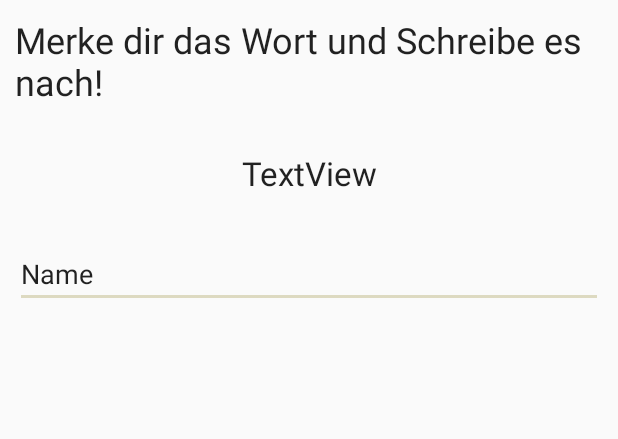
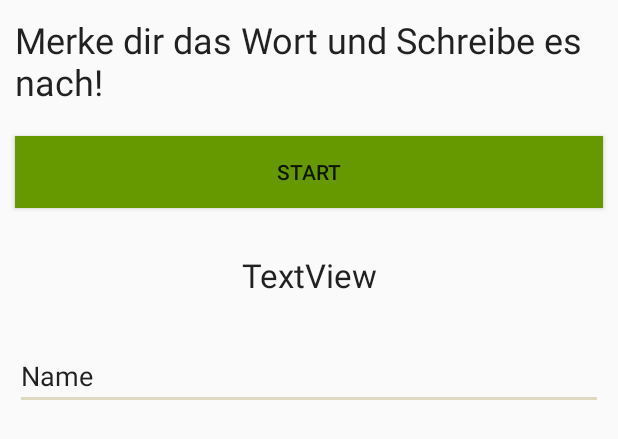
Before and after one commit to Kug5/UebenLollipop5_0, an Android app: the layout activity_deutsch_write.xml on its own in the app's theme, with its tools: preview values and no code run, on a phone screen of 412 x 824 dp. Shown: the top 439 px of the screen. Run offline under Robolectric (Android 15) with nearby library versions, the phone set to English and light mode, and no system bars; network calls fail.

Commit message:
fixed missing headline

```diff
--- a/app/src/main/res/layout/activity_deutsch_write.xml
+++ b/app/src/main/res/layout/activity_deutsch_write.xml
@@ -11,9 +11,16 @@
         android:layout_width="match_parent"
         android:layout_height="wrap_content"
         android:layout_margin="10dp"
-        android:text="TextView"
-        android:textAppearance="@style/TextAppearance.AppCompat.Headline"
-        tools:text="Merke dir das Wort und Schreibe es nach!" />
+        android:text="Merke dir das Wort und Schreibe es nach!"
+        android:textAppearance="@style/TextAppearance.AppCompat.Headline" />
+
+    <Button
+        android:id="@+id/startButton"
+        android:layout_width="match_parent"
+        android:layout_height="wrap_content"
+        android:layout_margin="10dp"
+        android:background="@android:color/holo_green_dark"
+        android:text="Start" />
 
     <TextView
         android:id="@+id/preset"
```
Also changed, not shown: app/src/main/java/com/example/greiser/uebenlollipop5_0/DeutschWriteActivity.java (+23 -1 lines), 1 other file.
